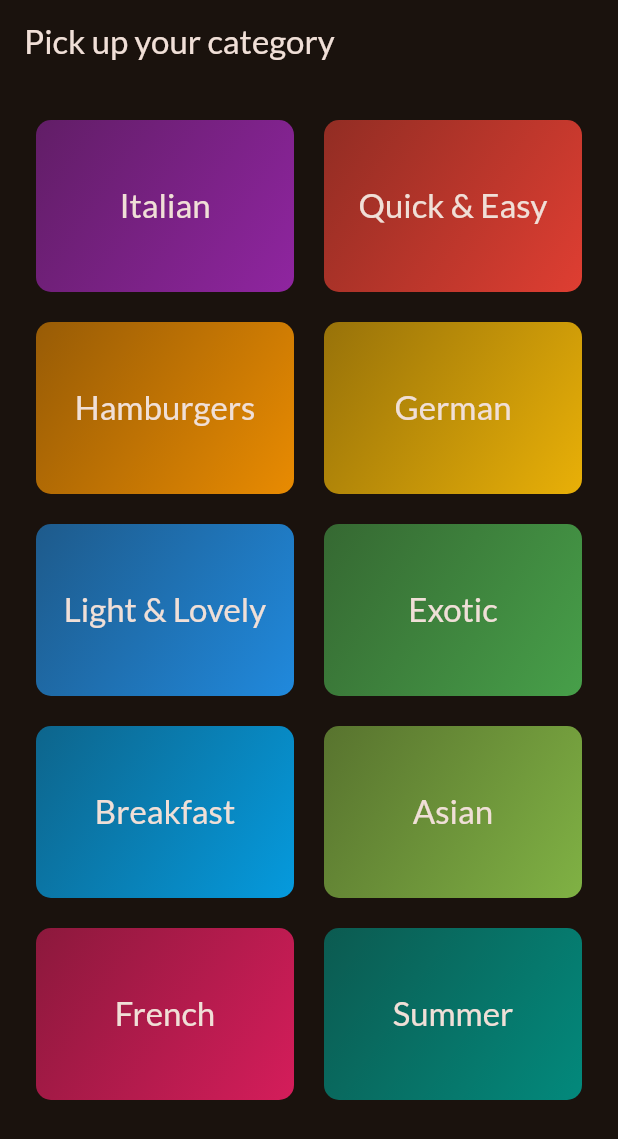
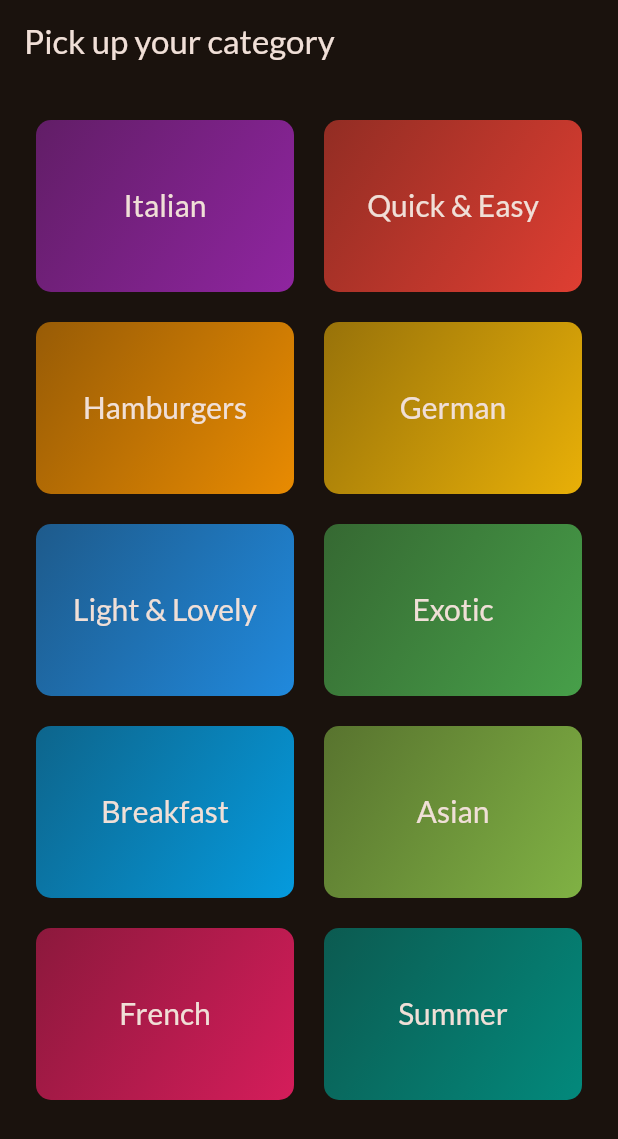
Before and after one commit to ABorham190/meals-flutter, a Flutter app: the screen it shows after launch, on a phone screen of 412 x 824 dp. Shown: the top 1139 px of the screen. Run offline on Flutter 3.47's test engine with Material 3 defaults, Android fonts, the phone set to English and light mode, and no system bars; our stand-ins replace google_fonts, transparent_image.

Commit message:
some changes

```diff
--- a/lib/widgets/category_grid_item.dart
+++ b/lib/widgets/category_grid_item.dart
@@ -30,6 +30,7 @@ class CategoryGridItem extends StatelessWidget {
           category.title,
           style: Theme.of(context).textTheme.titleLarge!.copyWith(
                 color: Theme.of(context).colorScheme.onSurface,
+                fontSize: 20,
               ),
         ),
       ),
--- a/lib/widgets/meal_item_trait.dart
+++ b/lib/widgets/meal_item_trait.dart
@@ -20,7 +20,7 @@ class MealItemTrait extends StatelessWidget {
         ),
         Text(
           label,
-          style: const TextStyle(color: Colors.white),
+          style: const TextStyle(color: Colors.white, fontSize: 11.5),
         ),
       ],
     );
```
